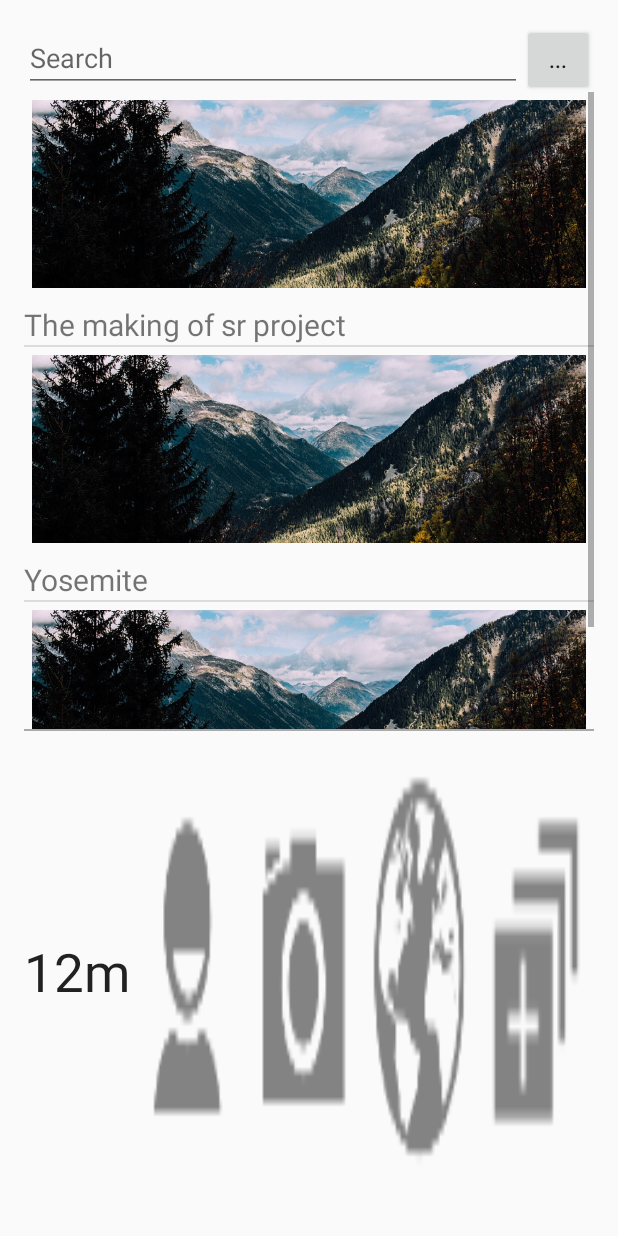
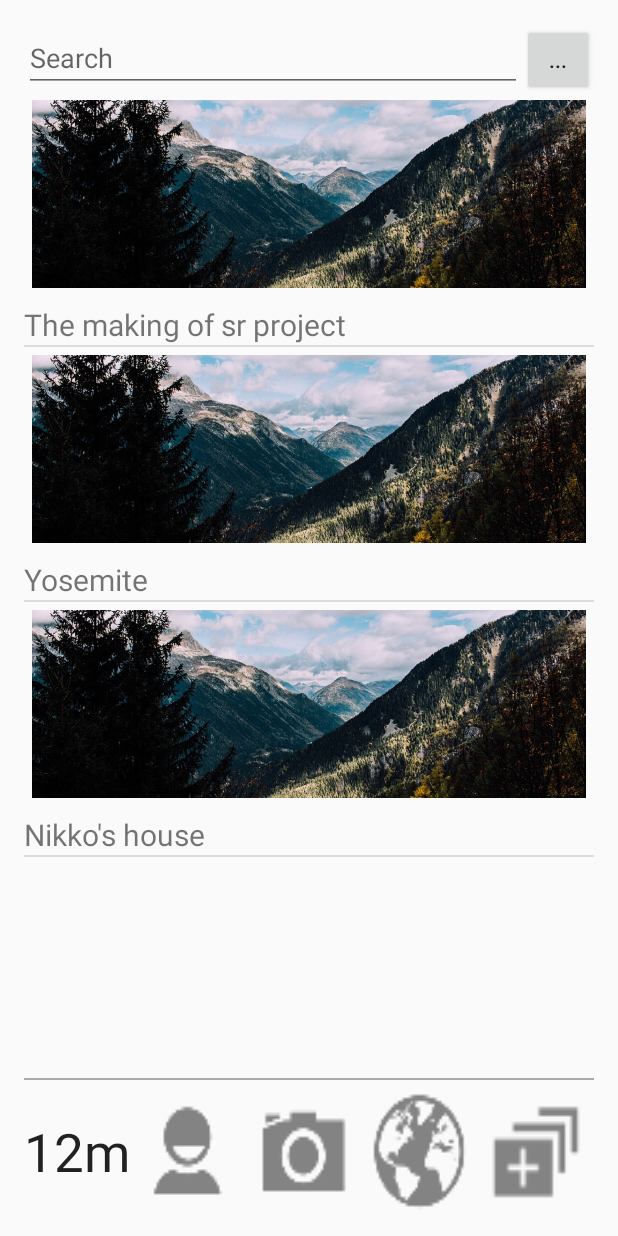
Before and after one commit to cthavy/12m, an Android app: the Lobby screen opened directly, with no data from a screen before it, on a phone screen of 412 x 824 dp. Run offline under Robolectric (Android 15) with nearby library versions, the phone set to English and light mode, and no system bars.

Commit message:
fixed navbar positioning on all devices

```diff
--- a/app/src/main/res/layout/activity_lobby.xml
+++ b/app/src/main/res/layout/activity_lobby.xml
@@ -32,6 +32,15 @@
         android:layout_alignParentTop="true"
         android:onClick="Search" />
 
+    <LinearLayout
+        android:orientation="vertical"
+        android:layout_width="match_parent"
+        android:layout_height="match_parent"
+        android:layout_below="@+id/searchField"
+        android:layout_alignParentLeft="true"
+        android:layout_alignParentStart="true"
+        android:weightSum="1">
+
         <ListView
             android:id="@+id/android:list"
             android:layout_width="match_parent"
@@ -40,7 +49,8 @@
             android:layout_alignParentLeft="true"
             android:layout_alignParentStart="true"
             android:layout_below="@+id/searchField"
-        android:layout_alignBottom="@+id/viewSeperator" />
+            android:layout_alignBottom="@+id/viewSeperator"
+            android:layout_weight=".12"/>
 
         <View
             android:layout_width="match_parent"
@@ -49,7 +59,6 @@
             android:id="@+id/viewSeperator"
             android:layout_alignParentLeft="true"
             android:layout_alignParentStart="true"
-        android:layout_marginTop="470dp"
             android:layout_alignParentBottom="false" />
 
         <LinearLayout
@@ -57,6 +66,7 @@
             android:layout_width="match_parent"
             android:layout_height="match_parent"
             android:layout_below="@+id/viewSeperator"
+            android:layout_weight=".87"
             android:weightSum="4"
             android:gravity="clip_vertical">
 
@@ -111,6 +121,7 @@
                 android:layout_weight="1" />
 
         </LinearLayout>
+    </LinearLayout>
 
 
 </RelativeLayout>
```
Also changed, not shown: 1 other file. Lines whose indentation alone changed are shown as unchanged.
